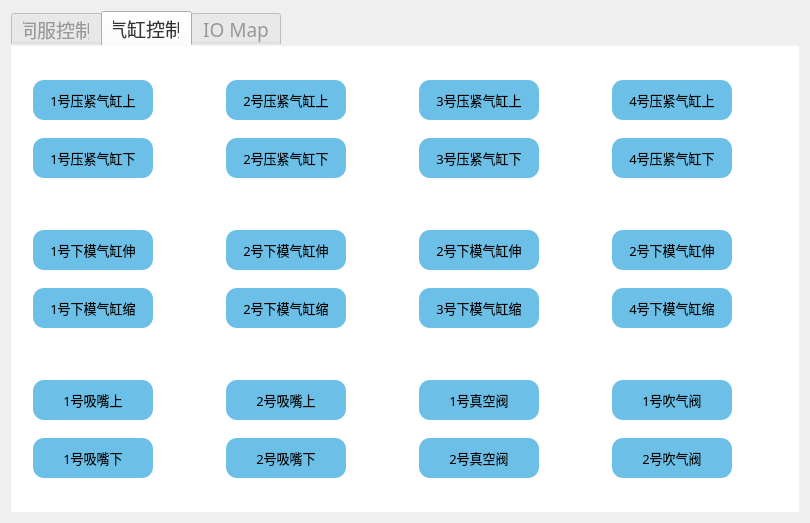
Before: the Qt Designer form weina/weina/debugwidget.ui in jeedyang/weina, drawn with Qt 5.
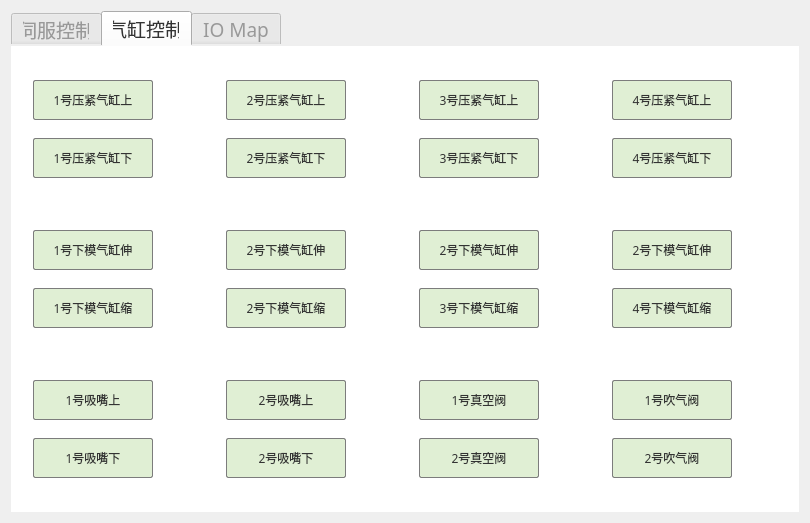
After: the same form once the commit is applied. The open tabs and pages were chosen to show the change. Icons and pictures are not drawn.

What changed in the file:
```diff
--- a/weina/weina/debugwidget.ui
+++ b/weina/weina/debugwidget.ui
@@ -85,7 +85,31 @@
       </font>
      </property>
      <property name="styleSheet">
-      <string notr="true"/>
+      <string notr="true">QPushButton {  
+    font-size:12px;
+    border-radius:2px;
+    color:rgba(51,51,51,1);
+    background:qlineargradient(x1:0, y1:0, x2:0, y2:1, stop:0 rgba(242,242,242,1), stop:1 rgba(255,255,255,1));
+    border:1px solid rgba(221,221,221,1);
+}
+QPushButton
+{
+	background-color: rgb(224, 239, 212);
+
+	border-color: rgb(124, 124, 124);
+}
+QPushButton::hover
+{
+    background-color:rgb(255, 227, 197);
+}
+QPushButton::pressed
+{
+    background-color:rgb(255, 110, 94);
+}
+QPushButton::checked 
+{
+	background-color: rgb(255, 110, 94);
+}</string>
      </property>
      <property name="currentIndex">
       <number>2</number>
@@ -889,30 +913,11 @@
             <property name="font">
              <font>
               <family>微软雅黑</family>
-              <pointsize>10</pointsize>
+              <pointsize>-1</pointsize>
              </font>
             </property>
             <property name="styleSheet">
-             <string notr="true">QPushButton
-{
-	
-	background-color: rgb(108, 191, 230);
-    border-radius: 11px 11px ;
-}
-QPushButton::hover
-{
-    background-color: rgb(56, 135, 188);
-}
-QPushButton::pressed
-{
-    background-color: rgb(144, 48, 0)
-}
-QPushButton::checked 
-{
-    
-	
-	background-color: rgb(204, 0, 20);
-}</string>
+             <string notr="true"/>
             </property>
             <property name="text">
              <string>2号吸嘴上</string>
@@ -936,30 +941,11 @@
             <property name="font">
              <font>
               <family>微软雅黑</family>
-              <pointsize>10</pointsize>
+              <pointsize>-1</pointsize>
              </font>
             </property>
             <property name="styleSheet">
-             <string notr="true">QPushButton
-{
-	
-	background-color: rgb(108, 191, 230);
-    border-radius: 11px 11px ;
-}
-QPushButton::hover
-{
-    background-color: rgb(56, 135, 188);
-}
-QPushButton::pressed
-{
-    background-color: rgb(144, 48, 0)
-}
-QPushButton::checked 
-{
-    
-	
-	background-color: rgb(204, 0, 20);
-}</string>
+             <string notr="true"/>
             </property>
             <property name="text">
              <string>2号吸嘴下</string>
@@ -989,30 +975,11 @@
             <property name="font">
              <font>
               <family>微软雅黑</family>
-              <pointsize>10</pointsize>
+              <pointsize>-1</pointsize>
              </font>
             </property>
             <property name="styleSheet">
-             <string notr="true">QPushButton
-{
-	
-	background-color: rgb(108, 191, 230);
-    border-radius: 11px 11px ;
-}
-QPushButton::hover
-{
-    background-color: rgb(56, 135, 188);
-}
-QPushButton::pressed
-{
-    background-color: rgb(144, 48, 0)
-}
-QPushButton::checked 
-{
-    
-	
-	background-color: rgb(204, 0, 20);
-}</string>
+             <string notr="true"/>
             </property>
             <property name="text">
              <string>1号下模气缸伸</string>
@@ -1036,30 +1003,11 @@
             <property name="font">
              <font>
               <family>微软雅黑</family>
-              <pointsize>10</pointsize>
+              <pointsize>-1</pointsize>
              </font>
             </property>
             <property name="styleSheet">
-             <string notr="true">QPushButton
-{
-	
-	background-color: rgb(108, 191, 230);
-    border-radius: 11px 11px ;
-}
-QPushButton::hover
-{
-    background-color: rgb(56, 135, 188);
-}
-QPushButton::pressed
-{
-    background-color: rgb(144, 48, 0)
-}
-QPushButton::checked 
-{
-    
-	
-	background-color: rgb(204, 0, 20);
-}</string>
+             <string notr="true"/>
             </property>
             <property name="text">
              <string>1号下模气缸缩</string>
@@ -1089,30 +1037,11 @@
             <property name="font">
              <font>
               <family>微软雅黑</family>
-              <pointsize>10</pointsize>
+              <pointsize>-1</pointsize>
              </font>
             </property>
             <property name="styleSheet">
-             <string notr="true">QPushButton
-{
-	
-	background-color: rgb(108, 191, 230);
-    border-radius: 11px 11px ;
-}
-QPushButton::hover
-{
-    background-color: rgb(56, 135, 188);
-}
-QPushButton::pressed
-{
-    background-color: rgb(144, 48, 0)
-}
-QPushButton::checked 
-{
-    
-	
-	background-color: rgb(204, 0, 20);
-}</string>
+             <string notr="true"/>
             </property>
             <property name="text">
              <string>1号真空阀</string>
@@ -1136,30 +1065,11 @@
             <property name="font">
              <font>
               <family>微软雅黑</family>
-              <pointsize>10</pointsize>
+              <pointsize>-1</pointsize>
              </font>
             </property>
             <property name="styleSheet">
-             <string notr="true">QPushButton
-{
-	
-	background-color: rgb(108, 191, 230);
-    border-radius: 11px 11px ;
-}
-QPushButton::hover
-{
-    background-color: rgb(56, 135, 188);
-}
-QPushButton::pressed
-{
-    background-color: rgb(144, 48, 0)
-}
-QPushButton::checked 
-{
-    
-	
-	background-color: rgb(204, 0, 20);
-}</string>
+             <string notr="true"/>
             </property>
             <property name="text">
              <string>2号真空阀</string>
@@ -1189,34 +1099,18 @@
             <property name="font">
              <font>
               <family>微软雅黑</family>
-              <pointsize>10</pointsize>
+              <pointsize>-1</pointsize>
              </font>
             </property>
             <property name="styleSheet">
-             <string notr="true">QPushButton
-{
-	
-	background-color: rgb(108, 191, 230);
-    border-radius: 11px 11px ;
-}
-QPushButton::hover
-{
-    background-color: rgb(56, 135, 188);
-}
-QPushButton::pressed
-{
-    background-color: rgb(144, 48, 0)
-}
-QPushButton::checked 
-{
-    
-	
-	background-color: rgb(204, 0, 20);
-}</string>
+             <string notr="true"/>
             </property>
             <property name="text">
              <string>1号压紧气缸上</string>
             </property>
+            <property name="checkable">
+             <bool>false</bool>
+            </property>
            </widget>
           </item>
           <item>
@@ -1236,30 +1130,11 @@
             <property name="font">
              <font>
               <family>微软雅黑</family>
-              <pointsize>10</pointsize>
+              <pointsize>-1</pointsize>
              </font>
             </property>
             <property name="styleSheet">
-             <string notr="true">QPushButton
-{
-	
-	background-color: rgb(108, 191, 230);
-    border-radius: 11px 11px ;
-}
-QPushButton::hover
-{
-    background-color: rgb(56, 135, 188);
-}
-QPushButton::pressed
-{
-    background-color: rgb(144, 48, 0)
-}
-QPushButton::checked 
-{
-    
-	
-	background-color: rgb(204, 0, 20);
-}</string>
+             <string notr="true"/>
             </property>
             <property name="text">
              <string>1号压紧气缸下</string>
@@ -1289,30 +1164,11 @@
             <property name="font">
              <font>
               <family>微软雅黑</family>
-              <pointsize>10</pointsize>
+              <pointsize>-1</pointsize>
              </font>
             </property>
             <property name="styleSheet">
-             <string notr="true">QPushButton
-{
-	
-	background-color: rgb(108, 191, 230);
-    border-radius: 11px 11px ;
-}
-QPushButton::hover
-{
-    background-color: rgb(56, 135, 188);
-}
-QPushButton::pressed
-{
-    background-color: rgb(144, 48, 0)
-}
-QPushButton::checked 
-{
-    
-	
-	background-color: rgb(204, 0, 20);
-}</string>
+             <string notr="true"/>
             </property>
             <property name="text">
              <string>3号压紧气缸上</string>
@@ -1336,30 +1192,11 @@
             <property name="font">
              <font>
               <family>微软雅黑</family>
-              <pointsize>10</pointsize>
+              <pointsize>-1</pointsize>
              </font>
             </property>
             <property name="styleSheet">
-             <string notr="true">QPushButton
-{
-	
-	background-color: rgb(108, 191, 230);
-    border-radius: 11px 11px ;
-}
-QPushButton::hover
-{
-    background-color: rgb(56, 135, 188);
-}
-QPushButton::pressed
-{
-    background-color: rgb(144, 48, 0)
-}
-QPushButton::checked 
-{
-    
-	
-	background-color: rgb(204, 0, 20);
-}</string>
+             <string notr="true"/>
             </property>
             <property name="text">
              <string>3号压紧气缸下</string>
@@ -1389,30 +1226,11 @@
             <property name="font">
              <font>
               <family>微软雅黑</family>
-              <pointsize>10</pointsize>
+              <pointsize>-1</pointsize>
              </font>
             </property>
             <property name="styleSheet">
-             <string notr="true">QPushButton
-{
-	
-	background-color: rgb(108, 191, 230);
-    border-radius: 11px 11px ;
-}
-QPushButton::hover
-{
-    background-color: rgb(56, 135, 188);
-}
-QPushButton::pressed
-{
-    background-color: rgb(144, 48, 0)
-}
-QPushButton::checked 
-{
-    
-	
-	background-color: rgb(204, 0, 20);
-}</string>
+             <string notr="true"/>
             </property>
             <property name="text">
              <string>4号压紧气缸上</string>
@@ -1436,30 +1254,11 @@
             <property name="font">
              <font>
               <family>微软雅黑</family>
-              <pointsize>10</pointsize>
+              <pointsize>-1</pointsize>
              </font>
             </property>
             <property name="styleSheet">
-             <string notr="true">QPushButton
-{
-	
-	background-color: rgb(108, 191, 230);
-    border-radius: 11px 11px ;
-}
-QPushButton::hover
-{
-    background-color: rgb(56, 135, 188);
-}
-QPushButton::pressed
-{
-    background-color: rgb(144, 48, 0)
-}
-QPushButton::checked 
-{
-    
-	
-	background-color: rgb(204, 0, 20);
-}</string>
+             <string notr="true"/>
             </property>
             <property name="text">
              <string>4号压紧气缸下</string>
@@ -1489,30 +1288,11 @@
             <property name="font">
              <font>
               <family>微软雅黑</family>
-              <pointsize>10</pointsize>
+              <pointsize>-1</pointsize>
              </font>
             </property>
             <property name="styleSheet">
-             <string notr="true">QPushButton
-{
-	
-	background-color: rgb(108, 191, 230);
-    border-radius: 11px 11px ;
-}
-QPushButton::hover
-{
-    background-color: rgb(56, 135, 188);
-}
-QPushButton::pressed
-{
-    background-color: rgb(144, 48, 0)
-}
-QPushButton::checked 
-{
-    
-	
-	background-color: rgb(204, 0, 20);
-}</string>
+             <string notr="true"/>
             </property>
             <property name="text">
              <string>2号下模气缸伸</string>
@@ -1536,30 +1316,11 @@
             <property name="font">
              <font>
               <family>微软雅黑</family>
-              <pointsize>10</pointsize>
+              <pointsize>-1</pointsize>
              </font>
             </property>
             <property name="styleSheet">
-             <string notr="true">QPushButton
-{
-	
-	background-color: rgb(108, 191, 230);
-    border-radius: 11px 11px ;
-}
-QPushButton::hover
-{
-    background-color: rgb(56, 135, 188);
-}
-QPushButton::pressed
-{
-    background-color: rgb(144, 48, 0)
-}
-QPushButton::checked 
-{
-    
-	
-	background-color: rgb(204, 0, 20);
-}</string>
+             <string notr="true"/>
             </property>
             <property name="text">
              <string>3号下模气缸缩</string>
@@ -1589,30 +1350,11 @@
             <property name="font">
              <font>
               <family>微软雅黑</family>
-              <pointsize>10</pointsize>
+              <pointsize>-1</pointsize>
              </font>
             </property>
             <property name="styleSheet">
-             <string notr="true">QPushButton
-{
-	
-	background-color: rgb(108, 191, 230);
-    border-radius: 11px 11px ;
-}
-QPushButton::hover
-{
-    background-color: rgb(56, 135, 188);
-}
-QPushButton::pressed
-{
-    background-color: rgb(144, 48, 0)
-}
-QPushButton::checked 
-{
-    
-	
-	background-color: rgb(204, 0, 20);
-}</string>
+             <string notr="true"/>
             </property>
             <property name="text">
              <string>2号下模气缸伸</string>
@@ -1636,30 +1378,11 @@
             <property name="font">
              <font>
               <family>微软雅黑</family>
-              <pointsize>10</pointsize>
+              <pointsize>-1</pointsize>
              </font>
             </property>
             <property name="styleSheet">
-             <string notr="true">QPushButton
-{
-	
-	background-color: rgb(108, 191, 230);
-    border-radius: 11px 11px ;
-}
-QPushButton::hover
-{
-    background-color: rgb(56, 135, 188);
-}
-QPushButton::pressed
-{
-    background-color: rgb(144, 48, 0)
-}
-QPushButton::checked 
-{
-    
-	
-	background-color: rgb(204, 0, 20);
-}</string>
+             <string notr="true"/>
             </property>
             <property name="text">
              <string>4号下模气缸缩</string>
@@ -1689,30 +1412,11 @@
             <property name="font">
              <font>
               <family>微软雅黑</family>
-              <pointsize>10</pointsize>
+              <pointsize>-1</pointsize>
              </font>
             </property>
             <property name="styleSheet">
-             <string notr="true">QPushButton
-{
-	
-	background-color: rgb(108, 191, 230);
-    border-radius: 11px 11px ;
-}
-QPushButton::hover
-{
-    background-color: rgb(56, 135, 188);
-}
-QPushButton::pressed
-{
-    background-color: rgb(144, 48, 0)
-}
-QPushButton::checked 
-{
-    
-	
-	background-color: rgb(204, 0, 20);
-}</string>
+             <string notr="true"/>
             </property>
             <property name="text">
              <string>2号下模气缸伸</string>
@@ -1736,30 +1440,11 @@
             <property name="font">
              <font>
               <family>微软雅黑</family>
-              <pointsize>10</pointsize>
+              <pointsize>-1</pointsize>
              </font>
             </property>
             <property name="styleSheet">
-             <string notr="true">QPushButton
-{
-	
-	background-color: rgb(108, 191, 230);
-    border-radius: 11px 11px ;
-}
-QPushButton::hover
-{
-    background-color: rgb(56, 135, 188);
-}
-QPushButton::pressed
-{
-    background-color: rgb(144, 48, 0)
-}
-QPushButton::checked 
-{
-    
-	
-	background-color: rgb(204, 0, 20);
-}</string>
+             <string notr="true"/>
             </property>
             <property name="text">
              <string>2号下模气缸缩</string>
@@ -1789,30 +1474,11 @@
             <property name="font">
              <font>
               <family>微软雅黑</family>
-              <pointsize>10</pointsize>
+              <pointsize>-1</pointsize>
              </font>
             </property>
             <property name="styleSheet">
-             <string notr="true">QPushButton
-{
-	
-	background-color: rgb(108, 191, 230);
-    border-radius: 11px 11px ;
-}
-QPushButton::hover
-{
-    background-color: rgb(56, 135, 188);
-}
-QPushButton::pressed
-{
-    background-color: rgb(144, 48, 0)
-}
-QPushButton::checked 
-{
-    
-	
-	background-color: rgb(204, 0, 20);
-}</string>
+             <string notr="true"/>
             </property>
             <property name="text">
              <string>2号压紧气缸上</string>
@@ -1836,30 +1502,11 @@
             <property name="font">
              <font>
               <family>微软雅黑</family>
-              <pointsize>10</pointsize>
+              <pointsize>-1</pointsize>
              </font>
             </property>
             <property name="styleSheet">
-             <string notr="true">QPushButton
-{
-	
-	background-color: rgb(108, 191, 230);
-    border-radius: 11px 11px ;
-}
-QPushButton::hover
-{
-    background-color: rgb(56, 135, 188);
-}
-QPushButton::pressed
-{
-    background-color: rgb(144, 48, 0)
-}
-QPushButton::checked 
-{
-    
-	
-	background-color: rgb(204, 0, 20);
-}</string>
+             <string notr="true"/>
             </property>
             <property name="text">
              <string>2号压紧气缸下</string>
@@ -1889,30 +1536,11 @@
             <property name="font">
              <font>
               <family>微软雅黑</family>
-              <pointsize>10</pointsize>
+              <pointsize>-1</pointsize>
              </font>
             </property>
             <property name="styleSheet">
-             <string notr="true">QPushButton
-{
-	
-	background-color: rgb(108, 191, 230);
-    border-radius: 11px 11px ;
-}
-QPushButton::hover
-{
-    background-color: rgb(56, 135, 188);
-}
-QPushButton::pressed
-{
-    background-color: rgb(144, 48, 0)
-}
-QPushButton::checked 
-{
-    
-	
-	background-color: rgb(204, 0, 20);
-}</string>
+             <string notr="true"/>
             </property>
             <property name="text">
              <string>1号吹气阀</string>
@@ -1936,30 +1564,11 @@
             <property name="font">
              <font>
               <family>微软雅黑</family>
-              <pointsize>10</pointsize>
+              <pointsize>-1</pointsize>
              </font>
             </property>
             <property name="styleSheet">
-             <string notr="true">QPushButton
-{
-	
-	background-color: rgb(108, 191, 230);
-    border-radius: 11px 11px ;
-}
-QPushButton::hover
-{
-    background-color: rgb(56, 135, 188);
-}
-QPushButton::pressed
-{
-    background-color: rgb(144, 48, 0)
-}
-QPushButton::checked 
-{
-    
-	
-	background-color: rgb(204, 0, 20);
-}</string>
+             <string notr="true"/>
             </property>
             <property name="text">
              <string>2号吹气阀</string>
@@ -1989,30 +1598,11 @@
             <property name="font">
              <font>
               <family>微软雅黑</family>
-              <pointsize>10</pointsize>
+              <pointsize>-1</pointsize>
              </font>
             </property>
             <property name="styleSheet">
-             <string notr="true">QPushButton
-{
-	
-	background-color: rgb(108, 191, 230);
-    border-radius: 11px 11px ;
-}
-QPushButton::hover
-{
-    background-color: rgb(56, 135, 188);
-}
-QPushButton::pressed
-{
-    background-color: rgb(144, 48, 0)
-}
-QPushButton::checked 
-{
-    
-	
-	background-color: rgb(204, 0, 20);
-}</string>
+             <string notr="true"/>
             </property>
             <property name="text">
              <string>1号吸嘴上</string>
@@ -2036,30 +1626,11 @@
             <property name="font">
              <font>
               <family>微软雅黑</family>
-              <pointsize>10</pointsize>
+              <pointsize>-1</pointsize>
              </font>
             </property>
             <property name="styleSheet">
-             <string notr="true">QPushButton
-{
-	
-	background-color: rgb(108, 191, 230);
-    border-radius: 11px 11px ;
-}
-QPushButton::hover
-{
-    background-color: rgb(56, 135, 188);
-}
-QPushButton::pressed
-{
-    background-color: rgb(144, 48, 0)
-}
-QPushButton::checked 
-{
-    
-	
-	background-color: rgb(204, 0, 20);
-}</string>
+             <string notr="true"/>
             </property>
             <property name="text">
              <string>1号吸嘴下</string>
```
Left out of the diff: 701 changed lines with no effect on the pictures.
